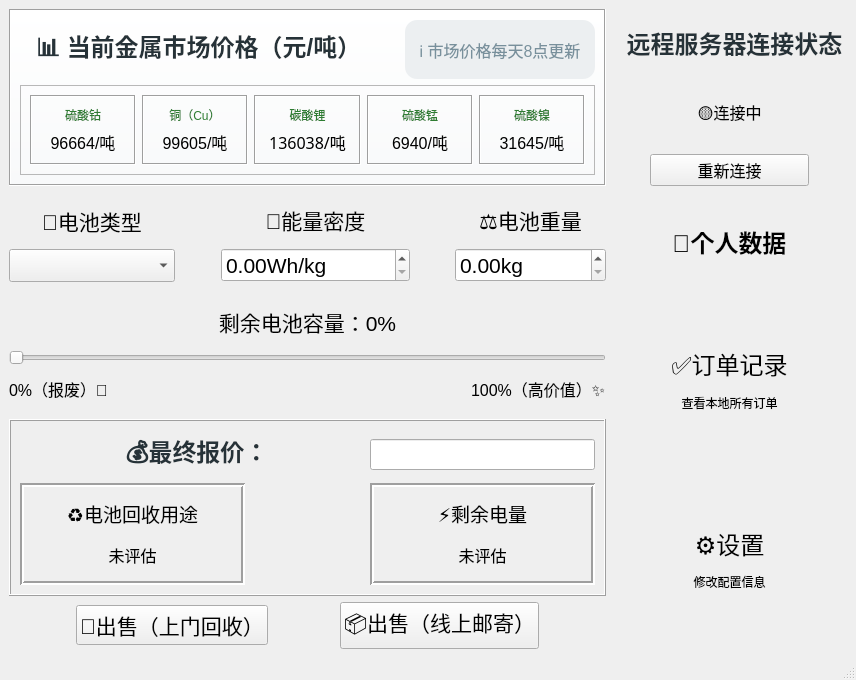
Qt form mainwindow.ui (RipplesDance/WasteMetalRecoverySystem) before a commit.
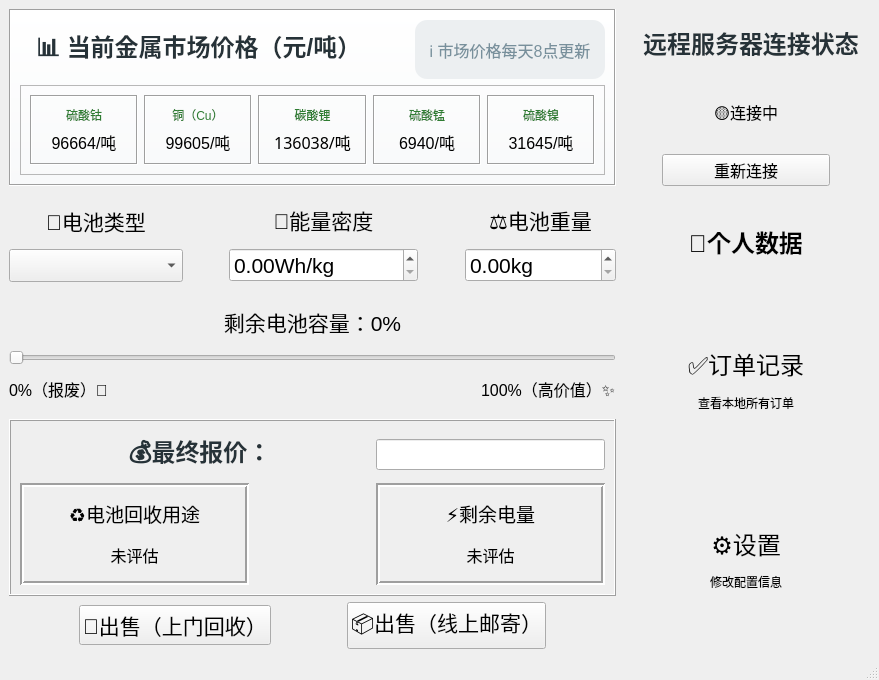
The same form after that commit. Custom widgets are drawn as their Qt base class.

Commit message: polish interface

```diff
--- a/mainwindow.ui
+++ b/mainwindow.ui
@@ -6,7 +6,7 @@
    <rect>
     <x>0</x>
     <y>0</y>
-    <width>856</width>
+    <width>879</width>
     <height>680</height>
    </rect>
   </property>
```
Left out of the diff: 2 changed lines with no effect on the pictures. The commit also changes 3 other files.
